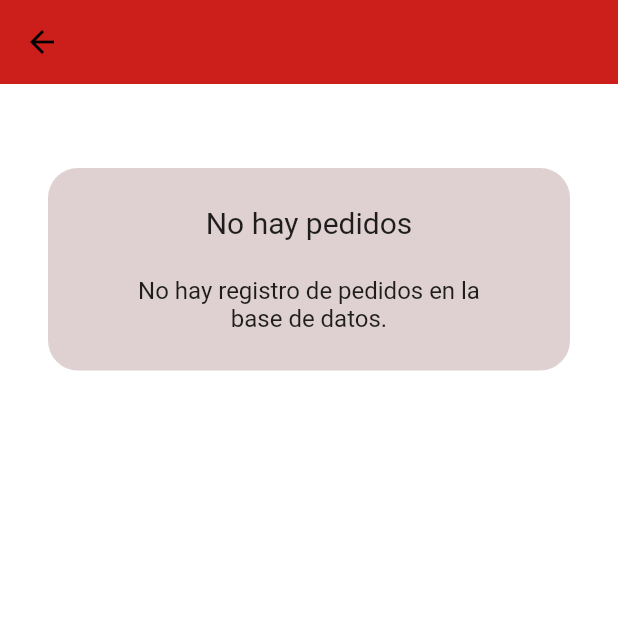
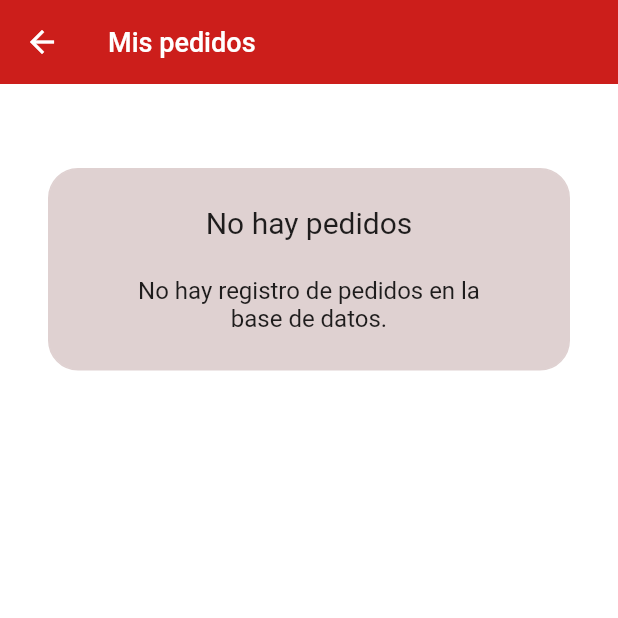
Before and after one commit to AlcaideMarina/tfg_app_cliente_flutter, a Flutter app: the MyOrdersPage screen opened directly with empty values, on a phone screen of 412 x 824 dp, the top half of it. Run offline on Flutter 3.47's test engine with Material 2 defaults, Android fonts, the phone set to English and light mode, and no system bars; our stand-ins replace cloud_firestore, firebase_auth, firebase_core; accounts and stored records are empty.

Commit message:
refactor: Change my orders design

```diff
--- a/lib/ui/views/my_orders_page.dart
+++ b/lib/ui/views/my_orders_page.dart
@@ -10,8 +10,6 @@ import '../../custom/app_theme.dart';
 import '../../custom/custom_colors.dart';
 import '../../model/order_model.dart';
 import '../components/component_panel.dart';
-import '../components/constants/hn_button.dart';
-import 'dart:developer' as developer;
 
 class MyOrdersPage extends StatefulWidget {
   final ClientModel clientModel;
@@ -48,12 +46,12 @@ class _MyOrdersPageState extends State<MyOrdersPage> {
         backgroundColor: Colors.white,
         appBar: AppBar(
             iconTheme: const IconThemeData(
-              color: Colors.black,
+              color: CustomColors.whiteColor,
             ),
             toolbarHeight: 56.0,
             title: const Text(
-              'Nuevo pedido',
-              style: TextStyle(color: AppTheme.primary, fontSize: 24.0),
+              'Mis pedidos',
+              style: TextStyle(fontSize: 18.0),
             )),
         body: Column(
           children: [
@@ -77,9 +75,12 @@ class _MyOrdersPageState extends State<MyOrdersPage> {
                                       orderList[i].data()
                                           as Map<String, dynamic>,
                                       orderList[i].id);
+                                  double top = 8;
+                                  double bottom = 0;
+                                  if (i == 0) top = 16;
+                                  if (i == orderList.length - 1) bottom = 16;
                                   return Container(
-                                    margin: const EdgeInsets.symmetric(
-                                        horizontal: 32, vertical: 8),
+                                    margin: EdgeInsets.fromLTRB(24, top, 24, bottom),
                                     child: HNComponentOrders(
                                       order.orderDatetime,
                                       order.orderId.toString(),
```
